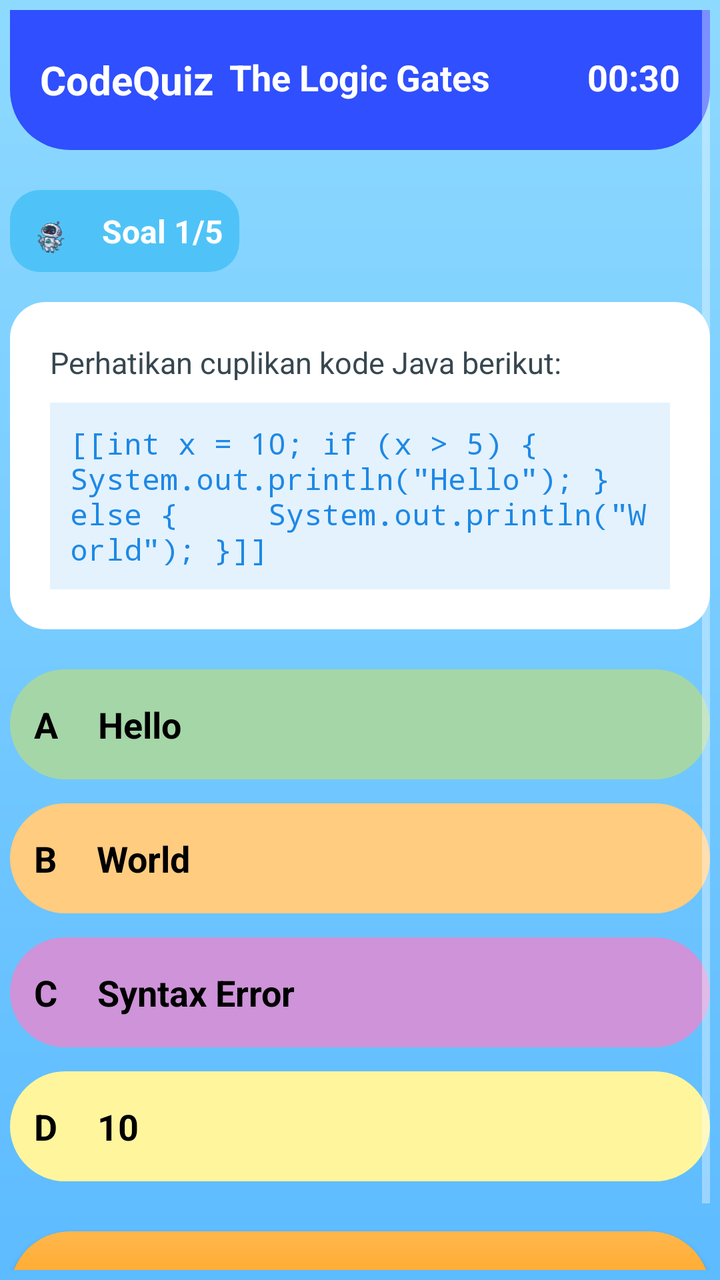
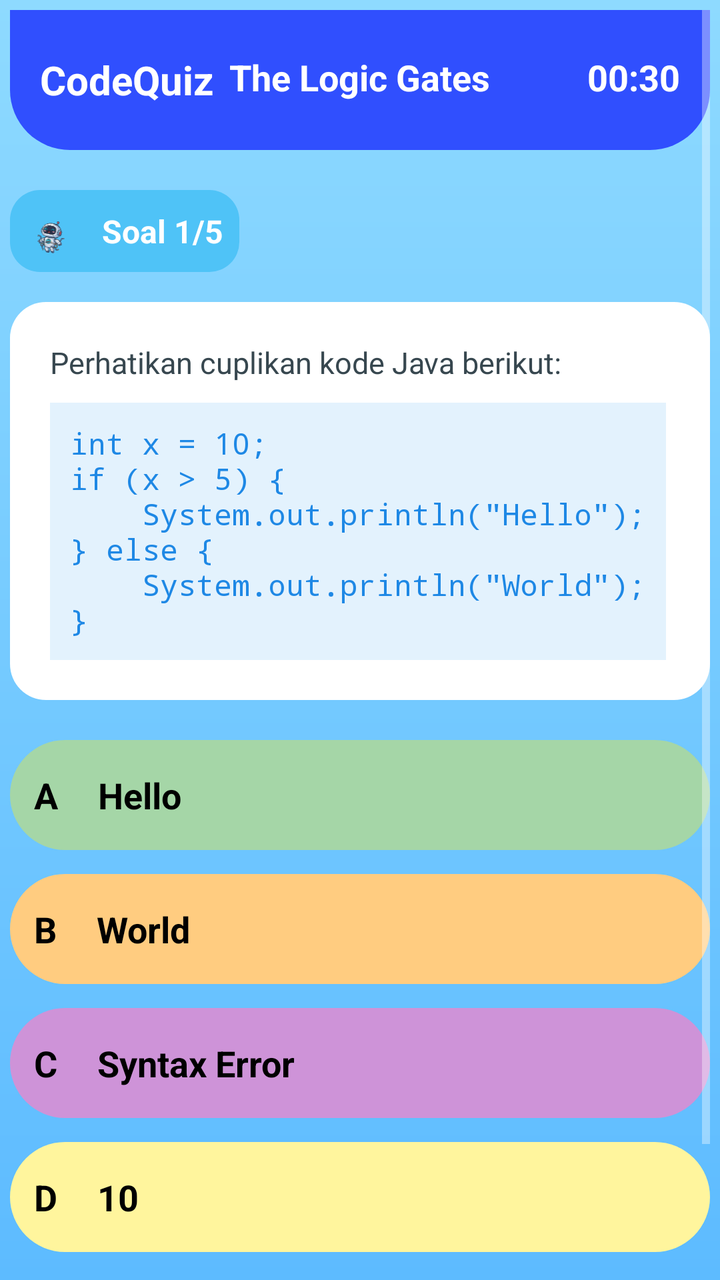

Two renders of the same Android screen: before a commit and after it. Below are the layout's source before the change and the commit's diff.
<!-- AndroidManifest.xml: application theme Theme.CodeQuizDAM -->
<!-- res/layout/activity_quiz.xml -->
<?xml version="1.0" encoding="utf-8"?>
<ScrollView xmlns:android="http://schemas.android.com/apk/res/android"
    android:layout_width="match_parent"
    android:layout_height="match_parent"
    android:background="@drawable/bg_gradient"
    android:padding="5dp">

    <LinearLayout
        android:layout_width="match_parent"
        android:layout_height="wrap_content"
        android:orientation="vertical">

        
        <RelativeLayout
            android:layout_width="match_parent"
            android:layout_height="70dp"
            android:background="@drawable/bg_header"
            android:padding="15dp"
            android:gravity="center_vertical">

            <TextView
                android:id="@+id/titleQuiz"
                android:layout_width="wrap_content"
                android:layout_height="wrap_content"
                android:text="CodeQuiz"
                android:textStyle="bold"
                android:textSize="20sp"
                android:textColor="#FFFFFF" />

            <TextView
                android:id="@+id/subTitle"
                android:layout_width="wrap_content"
                android:layout_height="wrap_content"
                android:text="The Logic Gates"
                android:textStyle="bold"
                android:textSize="18sp"
                android:textColor="#FFFFFF"
                android:layout_centerHorizontal="true" />

            <TextView
                android:id="@+id/txtTimer"
                android:layout_width="wrap_content"
                android:layout_height="wrap_content"
                android:text="00:30"
                android:textColor="#FFFFFF"
                android:textSize="18sp"
                android:textStyle="bold"
                android:layout_alignParentEnd="true"
                android:layout_alignParentRight="true"/>

        </RelativeLayout>

        
        <LinearLayout
            android:layout_width="wrap_content"
            android:layout_height="wrap_content"
            android:background="@drawable/badge_blue"
            android:orientation="horizontal"
            android:padding="8dp"
            android:layout_marginTop="20dp"
            android:gravity="center_vertical">

            <ImageView
                android:layout_width="30dp"
                android:layout_height="25dp"
                android:src="@drawable/robot_quiz" />

            <TextView
                android:layout_width="wrap_content"
                android:layout_height="wrap_content"
                android:text="Soal 1/5"
                android:textStyle="bold"
                android:textColor="#FFFFFF"
                android:layout_marginStart="8dp"
                android:textSize="16sp" />
        </LinearLayout>

        
        <LinearLayout
            android:layout_width="match_parent"
            android:layout_height="wrap_content"
            android:orientation="vertical"
            android:background="@drawable/card_question"
            android:padding="20dp"
            android:layout_marginTop="15dp">

            <TextView
                android:layout_width="wrap_content"
                android:layout_height="wrap_content"
                android:text="Perhatikan cuplikan kode Java berikut:"
                android:textColor="#37474F"
                android:textSize="15sp"
                android:layout_marginBottom="10dp" />

            <TextView
                android:id="@+id/code"
                android:layout_width="wrap_content"
                android:layout_height="wrap_content"
                android:text="[[int x = 10;
if (x &gt; 5) {
    System.out.println(&quot;Hello&quot;);
} else {
    System.out.println(&quot;World&quot;);
}]]"
                android:textColor="#1E88E5"
                android:textSize="15sp"
                android:background="#E3F2FD"
                android:padding="10dp"
                android:typeface="monospace" />
        </LinearLayout>

        
        <LinearLayout
            android:layout_width="match_parent"
            android:layout_height="wrap_content"
            android:orientation="vertical"
            android:layout_marginTop="20dp">

            
            <LinearLayout
                android:layout_width="match_parent"
                android:layout_height="55dp"
                android:background="@drawable/option_green"
                android:padding="12dp"
                android:layout_marginBottom="12dp"
                android:orientation="horizontal"
                android:gravity="center_vertical">

                <TextView
                    android:text="A"
                    android:textStyle="bold"
                    android:textSize="18sp"
                    android:textColor="#000000"
                    android:layout_width="wrap_content"
                    android:layout_height="wrap_content" />

                <TextView
                    android:text="Hello"
                    android:textStyle="bold"
                    android:textSize="18sp"
                    android:textColor="#000000"
                    android:layout_marginStart="20dp"
                    android:layout_width="wrap_content"
                    android:layout_height="wrap_content" />
            </LinearLayout>

            
            <LinearLayout
                android:layout_width="match_parent"
                android:layout_height="55dp"
                android:background="@drawable/option_orange"
                android:padding="12dp"
                android:layout_marginBottom="12dp"
                android:orientation="horizontal"
                android:gravity="center_vertical">

                <TextView
                    android:text="B"
                    android:textStyle="bold"
                    android:textSize="18sp"
                    android:textColor="#000000"
                    android:layout_width="wrap_content"
                    android:layout_height="wrap_content" />

                <TextView
                    android:text="World"
                    android:textStyle="bold"
                    android:textSize="18sp"
                    android:textColor="#000000"
                    android:layout_marginStart="20dp"
                    android:layout_width="wrap_content"
                    android:layout_height="wrap_content" />
            </LinearLayout>

            
            <LinearLayout
                android:layout_width="match_parent"
                android:layout_height="55dp"
                android:background="@drawable/option_purple"
                android:padding="12dp"
                android:layout_marginBottom="12dp"
                android:orientation="horizontal"
                android:gravity="center_vertical">

                <TextView
                    android:text="C"
                    android:textStyle="bold"
                    android:textSize="18sp"
                    android:textColor="#000000"
                    android:layout_width="wrap_content"
                    android:layout_height="wrap_content" />

                <TextView
                    android:text="Syntax Error"
                    android:textStyle="bold"
                    android:textSize="18sp"
                    android:textColor="#000000"
                    android:layout_marginStart="20dp"
                    android:layout_width="wrap_content"
                    android:layout_height="wrap_content" />
            </LinearLayout>

            
            <LinearLayout
                android:layout_width="match_parent"
                android:layout_height="55dp"
                android:background="@drawable/option_yellow"
                android:padding="12dp"
                android:orientation="horizontal"
                android:gravity="center_vertical">

                <TextView
                    android:text="D"
                    android:textStyle="bold"
                    android:textSize="18sp"
                    android:textColor="#000000"
                    android:layout_width="wrap_content"
                    android:layout_height="wrap_content" />

                <TextView
                    android:text="10"
                    android:textStyle="bold"
                    android:textSize="18sp"
                    android:textColor="#000000"
                    android:layout_marginStart="20dp"
                    android:layout_width="wrap_content"
                    android:layout_height="wrap_content" />
            </LinearLayout>
        </LinearLayout>

        
        <Button
            android:id="@+id/btnKunciJawaban"
            android:layout_width="match_parent"
            android:layout_height="60dp"
            android:text="KUNCI JAWABAN"
            android:textStyle="bold"
            android:textColor="#FFFFFF"
            android:layout_marginTop="25dp"
            android:background="@drawable/btn_orange"
            android:backgroundTint="@null" />

    </LinearLayout>
</ScrollView>
<!-- resources referenced by this layout -->
<resources>
  <!-- drawable badge_blue (drawable) -->
  <shape xmlns:android="http://schemas.android.com/apk/res/android">
      <solid android:color="#4FC3F7"/>
      <corners android:radius="15dp"/>
  </shape>
  <!-- drawable bg_gradient (drawable) -->
  <?xml version="1.0" encoding="utf-8"?>
  <shape xmlns:android="http://schemas.android.com/apk/res/android"
      android:shape="rectangle">
  
      <gradient
          android:type="linear"
          android:angle="90"
          android:startColor="#5DBBFF"
          android:endColor="#8EDAFF" />
  
  </shape>
  <!-- drawable bg_header (drawable) -->
  <shape xmlns:android="http://schemas.android.com/apk/res/android">
      <solid android:color="#304FFE"/>
      <corners android:bottomLeftRadius="30dp"
          android:bottomRightRadius="30dp"/>
  </shape>
  <!-- drawable btn_orange (drawable) -->
  <shape xmlns:android="http://schemas.android.com/apk/res/android">
      <gradient
          android:startColor="#FF9800"
          android:endColor="#FFB74D"
          android:angle="90"/>
      <corners android:radius="30dp"/>
  </shape>
  <!-- drawable card_question (drawable) -->
  <shape xmlns:android="http://schemas.android.com/apk/res/android">
      <solid android:color="#FFFFFF"/>
      <corners android:radius="18dp"/>
      <padding android:left="10dp" android:top="10dp"
          android:right="10dp" android:bottom="10dp"/>
  </shape>
  <!-- drawable option_green (drawable) -->
  <shape xmlns:android="http://schemas.android.com/apk/res/android">
      <solid android:color="#A5D6A7"/>
      <corners android:radius="30dp"/>
  </shape>
  <!-- drawable option_orange (drawable) -->
  <shape xmlns:android="http://schemas.android.com/apk/res/android">
      <solid android:color="#FFCC80"/>
      <corners android:radius="30dp"/>
  </shape>
  <!-- drawable option_purple (drawable) -->
  <shape xmlns:android="http://schemas.android.com/apk/res/android">
      <solid android:color="#CE93D8"/>
      <corners android:radius="30dp"/>
  </shape>
  <!-- drawable option_yellow (drawable) -->
  <shape xmlns:android="http://schemas.android.com/apk/res/android">
      <solid android:color="#FFF59D"/>
      <corners android:radius="30dp"/>
  </shape>
  <!-- drawable robot_quiz: vector/xml drawable (drawable, 158744 chars, omitted) -->
  <style name="Theme.CodeQuizDAM" parent="Theme.AppCompat.NoActionBar" />
</resources>

<!-- the commit's change to res/layout/activity_quiz.xml (unified diff, before → after) -->
@@ -96,12 +96,7 @@
                 android:id="@+id/code"
                 android:layout_width="wrap_content"
                 android:layout_height="wrap_content"
-                android:text="[[int x = 10;
-if (x &gt; 5) {
-    System.out.println(&quot;Hello&quot;);
-} else {
-    System.out.println(&quot;World&quot;);
-}]]"
+                android:text="int x = 10;\nif (x &gt; 5) {\n    System.out.println(&quot;Hello&quot;);\n} else {\n    System.out.println(&quot;World&quot;);\n}"
                 android:textColor="#1E88E5"
                 android:textSize="15sp"
                 android:background="#E3F2FD"
@@ -118,6 +113,7 @@ if (x &gt; 5) {
 
             
             <LinearLayout
+                android:id="@+id/option_a"
                 android:layout_width="match_parent"
                 android:layout_height="55dp"
                 android:background="@drawable/option_green"
@@ -146,6 +142,7 @@ if (x &gt; 5) {
 
             
             <LinearLayout
+                android:id="@+id/option_b"
                 android:layout_width="match_parent"
                 android:layout_height="55dp"
                 android:background="@drawable/option_orange"
@@ -174,6 +171,7 @@ if (x &gt; 5) {
 
             
             <LinearLayout
+                android:id="@+id/option_c"
                 android:layout_width="match_parent"
                 android:layout_height="55dp"
                 android:background="@drawable/option_purple"
@@ -202,6 +200,7 @@ if (x &gt; 5) {
 
             
             <LinearLayout
+                android:id="@+id/option_d"
                 android:layout_width="match_parent"
                 android:layout_height="55dp"
                 android:background="@drawable/option_yellow"
